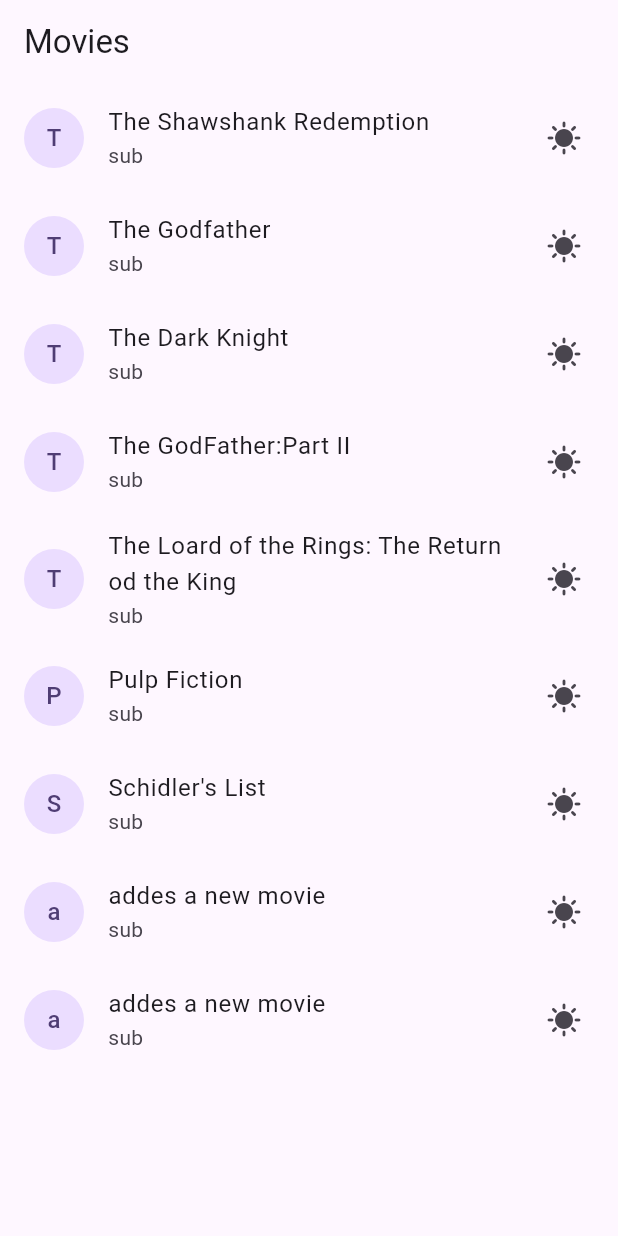
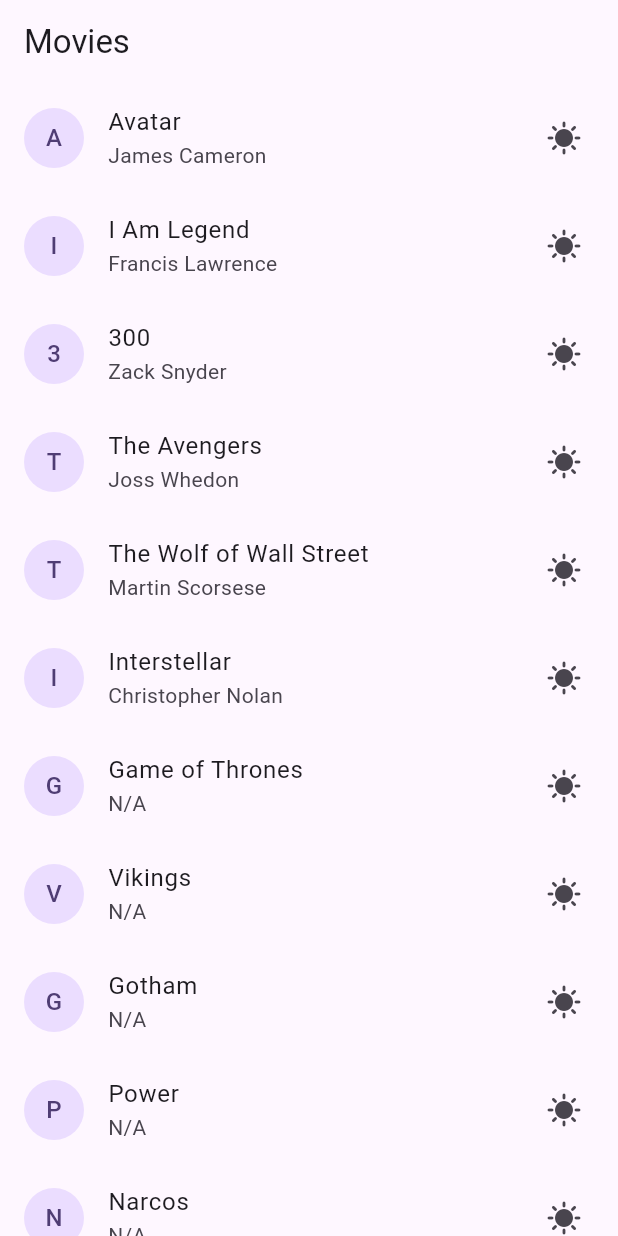
Before and after one commit to Shadislam1/movie_app, a Flutter app: the screen it shows after launch, on a phone screen of 412 x 824 dp. Run offline on Flutter 3.47's test engine with Material 3 defaults, Android fonts, the phone set to English and light mode, and no system bars.

Commit message:
update perse and movie provider

```diff
--- a/lib/main.dart
+++ b/lib/main.dart
@@ -37,43 +37,36 @@ class Home extends StatefulWidget {
 
 class _HomeState extends State<Home> {
 
-  // final _movieList =<String>[
-  //   "The Shawshank Redemption",
-  //   "The Godfather",
-  //   "The Dark Knight",
-  //   "The GodFather:Part II",
-  //   "The Loard of the Rings: The Return od the King",
-  //   "Pulp Fiction",
-  //   "Schidler's List",
-  // ];
+  @override
+  void initState() {
+   Provider.of<MovieProvider>(context, listen:false).loadMovies(context);
+    super.initState();
+  }
   @override
   Widget build(BuildContext context) {
-    final movies = Provider.of<MovieProvider>(context).loadMovies();
+    final movieData = Provider.of<MovieProvider>(context);
     return  Scaffold(
       appBar: AppBar(
         title: Text('Movies'),
       ),
+
       body: Center(
         child: ListView.builder(
-          itemCount: movies.length,
+          itemCount: movieData.movieList.length,
           itemBuilder:(context,index){
+            final  movie = movieData.movieList[index];
             return ListTile(
-              title: Text(movies[index]),
-              subtitle: Text('sub'),
+              title: Text(movie.title),
+              subtitle: Text(movie.director),
               trailing: Icon(Icons.sunny),
               leading: CircleAvatar(
-                child: Text(movies[index][0]),
+                child: Text(movie.title.isNotEmpty ? movie.title[0] : '?'),
+                // Text(movie.title[index][0]),
                 ),
 
 
             );
-          // return Card(
-          //   child: Center(
-          //     child: Text(
-          //       movies[index]
-          //     ),
-          //   ),
-          //   );
+
         }),
       ),
     );
--- a/lib/providers/movie_provider.dart
+++ b/lib/providers/movie_provider.dart
@@ -1,22 +1,37 @@
 
 import 'package:flutter/material.dart';
+import 'package:movie_app/models/movie.dart';
+import 'package:movie_app/utils/movie_parser.dart';
 
 class MovieProvider extends ChangeNotifier{
-  final List<String> _movieList =[
+   List<Movie> _movieList =[
 
-     "The Shawshank Redemption",
-    "The Godfather",
-    "The Dark Knight",
-    "The GodFather:Part II",
-    "The Loard of the Rings: The Return od the King",
-    "Pulp Fiction",
-    "Schidler's List",
+    //  "The Shawshank Redemption",
+    // "The Godfather",
+    // "The Dark Knight",
+    // "The GodFather:Part II",
+    // "The Loard of the Rings: The Return od the King",
+    // "Pulp Fiction",
+    // "Schidler's List",
   ];
-  List<String> get movieList => _movieList;
 
-  List<String> loadMovies(){
-    _movieList.add("addes a new movie");
-    notifyListeners();
-    return _movieList;
+  List<Movie> get movieList => _movieList;
+
+  Future<void> loadMovies (BuildContext context) async{
+
+     try{
+
+      final jsonString = await DefaultAssetBundle.of(context)
+      .loadString('assets/data/films.json');
+      final movies = MovieParser.parse(jsonString);
+      _movieList = movies;
+      notifyListeners();
+
+  }catch(e){
+    print('Error loading movies:$e');
   }
+  }
+
+
+
 }
```
